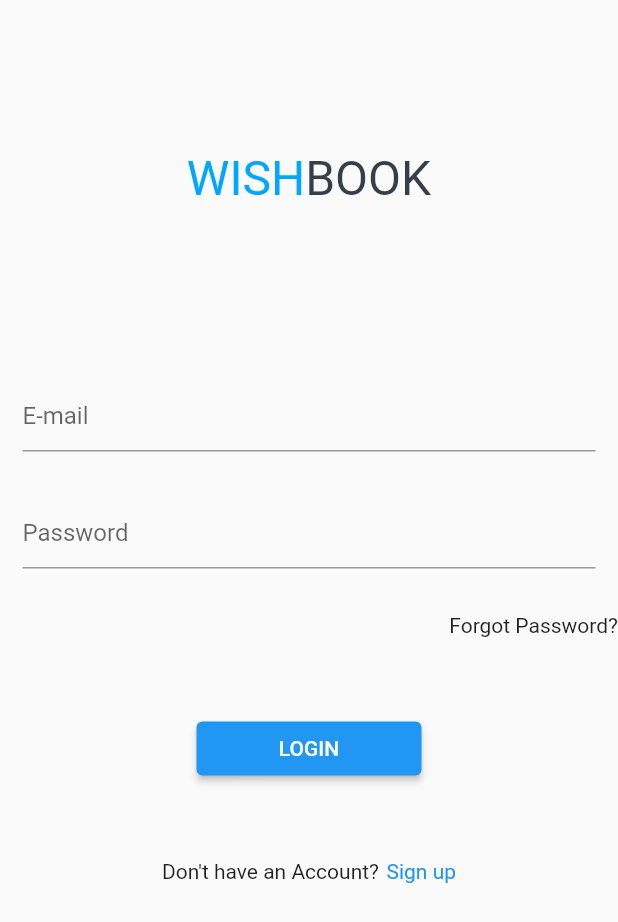
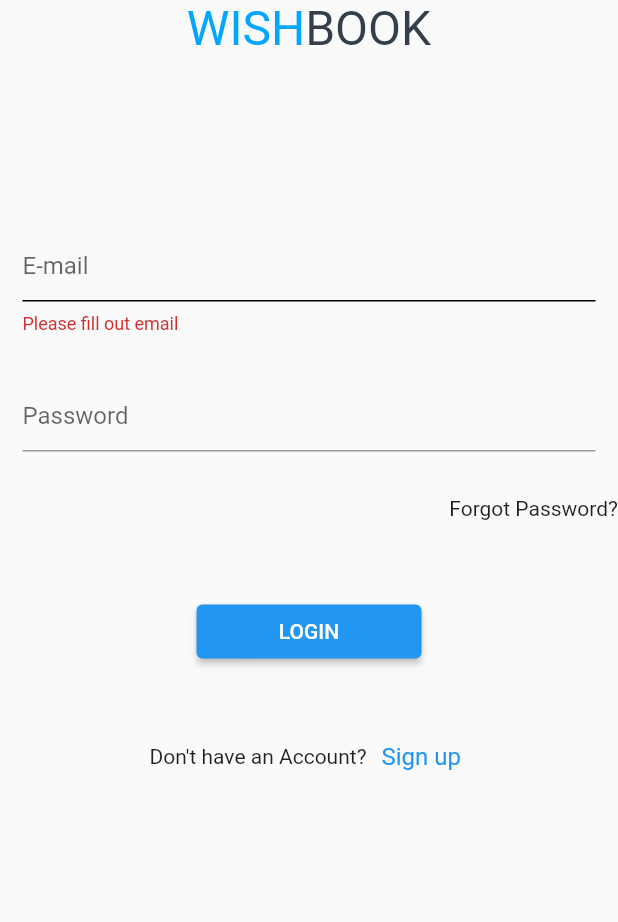
Before and after one commit to wiliangoncalves/wishbook, a Flutter app: the screen it shows after launch, after a tap on "LOGIN", on a phone screen of 412 x 824 dp. Shown: the top 922 px of the screen. Run offline on Flutter 3.47's test engine with Material 2 defaults, Android fonts, the phone set to English and light mode, and no system bars; our stand-ins replace flutter_dotenv, flutter_secure_storage; generated files the repository leaves out were written again; network calls fail.

Commit message:
Finalizado a tela de login e iniciando a tela de cadastro.

```diff
--- a/app/lib/l10n/app_en.arb
+++ b/app/lib/l10n/app_en.arb
@@ -18,5 +18,9 @@
     "createAccount": "Don't have an Account?",
     "@createAccount": {
         "description": "Don't have an Account?"
+    },
+    "fillOutEmail": "Please fill out email",
+    "@fillOutEmail": {
+        "description": "Please fill out email"
     }
 }
--- a/app/lib/l10n/app_pt.arb
+++ b/app/lib/l10n/app_pt.arb
@@ -3,5 +3,6 @@
     "password": "Senha",
     "forgotPassword": "Esqueceu a Senha?",
     "signUp": "Cadastro",
-    "createAccount": "Não tem uma conta?"
+    "createAccount": "Não tem uma conta?",
+    "fillOutEmail": "Por favor, preencha o E-mail"
 }
--- a/app/lib/main.dart
+++ b/app/lib/main.dart
@@ -1,4 +1,4 @@
-import 'package:app/login.dart';
+import 'package:app/screens/login.dart' show LoginState;
 import 'package:flutter/material.dart';
 import 'package:flutter_localizations/flutter_localizations.dart';
 import 'package:flutter_gen/gen_l10n/app_localizations.dart';
@@ -15,19 +15,19 @@ class MyApp extends StatelessWidget {
 
   @override
   Widget build(BuildContext context) {
-    return MaterialApp(
+    return const MaterialApp(
       title: 'WishBook',
-      localizationsDelegates: const [
+      localizationsDelegates: [
         AppLocalizations.delegate,
         GlobalMaterialLocalizations.delegate,
         GlobalWidgetsLocalizations.delegate,
         GlobalCupertinoLocalizations.delegate,
       ],
-      supportedLocales: const [
+      supportedLocales: [
         Locale('en'),
         Locale('pt'),
       ],
-      home: Login(),
+      home: LoginState(),
     );
   }
 }
--- a/app/lib/login.dart
+++ b/app/lib/screens/login.dart
@@ -1,20 +1,25 @@
 import 'dart:convert';
-import 'dart:io';
-
 import 'package:flutter/material.dart';
 import 'package:flutter_gen/gen_l10n/app_localizations.dart';
 import 'package:http/http.dart' as http;
 import 'package:flutter_dotenv/flutter_dotenv.dart';
 
-import 'package:app/home.dart';
+import 'package:app/screens/register.dart' show RegisterState;
+import 'package:app/screens/home.dart';
 
-import 'storage/secure_storage.dart' show SecureStorage;
+import '../storage/secure_storage.dart' show SecureStorage;
 
-class Login extends StatelessWidget {
+class LoginState extends StatefulWidget {
+  const LoginState({super.key});
+
+  @override
+  State createState() => Login();
+}
+
+class Login extends State<LoginState> {
+  var _isValid = false;
   final TextEditingController emailController = TextEditingController();
   final TextEditingController passwordController = TextEditingController();
-
-  Login({super.key});
 
   void sendLogin(BuildContext context) async {
     final response = await http.post(
@@ -27,8 +32,10 @@ class Login extends StatelessWidget {
           'email': emailController.text,
           'password': passwordController.text
         }));
-
     if (response.statusCode == 200) {
+      setState(() {
+        _isValid = true;
+      });
       final token = response.body
           .toString()
           .split(',')[1]
@@ -39,8 +46,14 @@ class Login extends StatelessWidget {
           .toString()
           .replaceAll('}', '');
       await SecureStorage.saveData('token', token);
+
+      if (context.mounted) {
+        Navigator.push(
+            context, MaterialPageRoute(builder: (context) => const Home()));
+      }
       return;
     } else {
+      _isValid = false;
       await SecureStorage.deleteData('token');
       return;
     }
@@ -52,7 +65,7 @@ class Login extends StatelessWidget {
       body: ListView(
         children: [
           Container(
-            margin: const EdgeInsets.only(top: 100),
+            // margin: const EdgeInsets.only(top: 100),
             child: Row(
               mainAxisAlignment: MainAxisAlignment.center,
               children: const [
@@ -77,10 +90,29 @@ class Login extends StatelessWidget {
               children: [
                 Padding(
                     padding: const EdgeInsets.all(15),
-                    child: TextField(
+                    child: TextFormField(
+                      autovalidateMode: AutovalidateMode.onUserInteraction,
+                      onChanged: (value) {
+                        if (RegExp(
+                                r"^[a-zA-Z0-9.a-zA-Z0-9.!#$%&'*+-/=?^_`{|}~]+@[a-zA-Z0-9]+\.[a-zA-Z]+")
+                            .hasMatch(value)) {
+                          setState(() {
+                            _isValid = true;
+                          });
+                        } else {
+                          setState(() {
+                            _isValid = false;
+                          });
+                        }
+                      },
                       controller: emailController,
-                      decoration: const InputDecoration(
-                          border: UnderlineInputBorder(), hintText: 'E-mail'),
+                      decoration: InputDecoration(
+                          border: const UnderlineInputBorder(),
+                          errorBorder: const UnderlineInputBorder(),
+                          errorText: _isValid == true
+                              ? null
+                              : AppLocalizations.of(context)!.fillOutEmail,
+                          hintText: 'E-mail'),
                     )),
                 // ),
                 Padding(
@@ -107,24 +139,7 @@ class Login extends StatelessWidget {
                     child: ElevatedButton(
                         style: ElevatedButton.styleFrom(
                             padding: const EdgeInsets.fromLTRB(20, 10, 20, 10)),
-                        onPressed: () async {
-                          sendLogin;
-                          final token = await SecureStorage.readData('token');
-                          final response = await http.get(
-                              Uri.parse('${dotenv.env['API_URL']}/profile/'),
-                              headers: {
-                                HttpHeaders.authorizationHeader: 'Bearer $token'
-                              });
-
-                          if (response.statusCode == 200) {
-                            if (context.mounted) {
-                              Navigator.push(
-                                  context,
-                                  MaterialPageRoute(
-                                      builder: (context) => const Home()));
-                            }
-                          }
-                        },
+                        onPressed: () => sendLogin(context),
                         child: const Text('LOGIN')),
                   ),
                 ),
@@ -136,12 +151,29 @@ class Login extends StatelessWidget {
                     children: [
                       Text(AppLocalizations.of(context)!.createAccount),
                       Padding(
-                        padding: const EdgeInsets.only(left: 5),
-                        child: Text(
-                          AppLocalizations.of(context)!.signUp,
-                          style: const TextStyle(color: Colors.blue),
-                        ),
-                      )
+                          padding: const EdgeInsets.only(left: 5),
+                          child: InkWell(
+                            onTap: () => {
+                              if (context.mounted)
+                                {
+                                  Navigator.push(
+                                      context,
+                                      MaterialPageRoute(
+                                          builder: (context) =>
+                                              const RegisterState()))
+                                }
+                            },
+                            child: Container(
+                              padding: const EdgeInsets.symmetric(
+                                  vertical: 0, horizontal: 5),
+                              decoration: BoxDecoration(
+                                borderRadius: BorderRadius.circular(5),
+                              ),
+                              child: Text(AppLocalizations.of(context)!.signUp,
+                                  style: const TextStyle(
+                                      fontSize: 16, color: Colors.blue)),
+                            ),
+                          ))
                     ],
                   ),
                 )
```
Also changed, not shown: app/lib/screens/register.dart (added, +26 -0 lines), app/lib/screens/home.dart (renamed from app/lib/home.dart).
